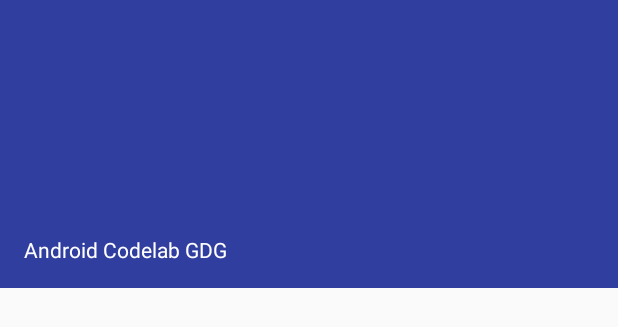
After one commit to code-crusher/Android-Codelab-GDG, an Android app: the layout nav_header.xml on its own in the app's theme, with its tools: preview values and no code run, on a phone screen of 412 x 824 dp. The commit adds this screen. Shown: the top 327 px of the screen. Run offline under Robolectric (Android 15) with nearby library versions, the phone set to English and light mode, and no system bars.

Commit message:
Added navigationView

```diff
--- /dev/null
+++ b/app/src/main/res/layout/nav_header.xml
@@ -0,0 +1,32 @@
+<?xml version="1.0" encoding="utf-8"?><!--
+  ~ Copyright (C) 2015 The Android Open Source Project
+  ~
+  ~ Licensed under the Apache License, Version 2.0 (the "License");
+  ~ you may not use this file except in compliance with the License.
+  ~ You may obtain a copy of the License at
+  ~
+  ~      http://www.apache.org/licenses/LICENSE-2.0
+  ~
+  ~ Unless required by applicable law or agreed to in writing, software
+  ~ distributed under the License is distributed on an "AS IS" BASIS,
+  ~ WITHOUT WARRANTIES OR CONDITIONS OF ANY KIND, either express or implied.
+  ~ See the License for the specific language governing permissions and
+  ~ limitations under the License.
+  -->
+
+<LinearLayout xmlns:android="http://schemas.android.com/apk/res/android"
+    android:layout_width="match_parent"
+    android:layout_height="192dp"
+    android:background="?attr/colorPrimaryDark"
+    android:gravity="bottom"
+    android:orientation="vertical"
+    android:padding="16dp"
+    android:theme="@style/ThemeOverlay.AppCompat.Dark">
+
+    <TextView
+        android:layout_width="match_parent"
+        android:layout_height="wrap_content"
+        android:text="@string/app_name"
+        android:textAppearance="@style/TextAppearance.AppCompat.Body1" />
+
+</LinearLayout>
```
Also changed, not shown: app/src/main/java/com/gdgnd/androidcodelabgdg/MainActivity.java (+42 -3 lines), app/src/main/res/layout/activity_main.xml (+21 -14 lines), app/src/main/res/layout/content_main.xml (+15 -14 lines), app/src/main/res/menu/drawer_view.xml (added, +48 -0 lines), app/src/main/res/values/strings.xml (+7 -0 lines), app/src/main/res/mipmap-hdpi/ic_menu.png (added), app/src/main/res/mipmap-mdpi/ic_menu.png (added), app/src/main/res/mipmap-xhdpi/ic_menu.png (added), app/src/main/res/mipmap-xxhdpi/ic_menu.png (added), app/src/main/res/mipmap-xxxhdpi/ic_menu.png (added).
